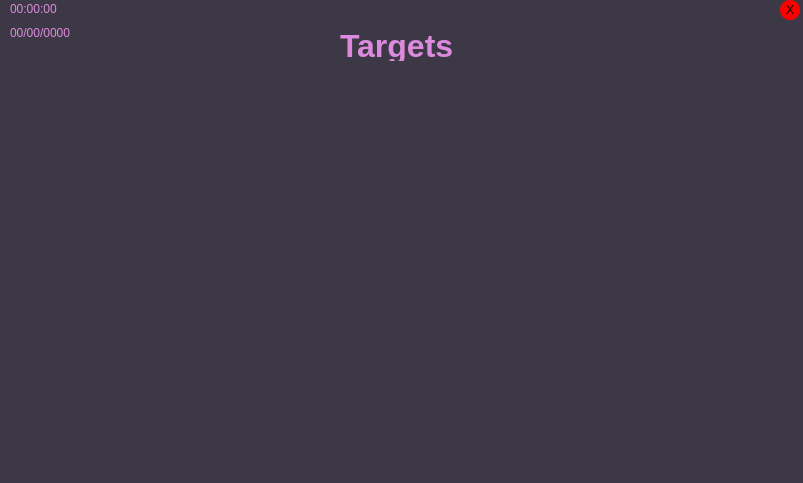
Above: qt_gui/Pointee/pointee.ui from LHypersonicMonkeyJ/piPointingTurret before the change. Below: the same form after it.
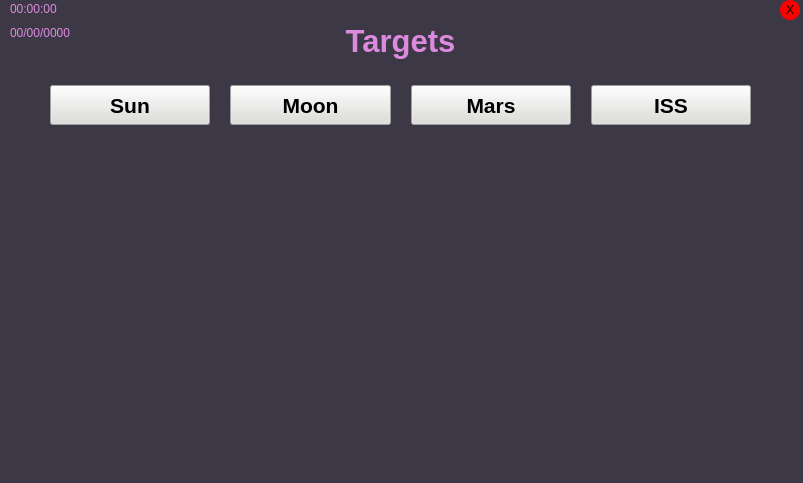
That is the form after the change.

Commit message: ui: test target button 05

Patch:
```diff
--- a/qt_gui/Pointee/pointee.ui
+++ b/qt_gui/Pointee/pointee.ui
@@ -53,14 +53,14 @@
     <property name="geometry">
      <rect>
       <x>340</x>
-      <y>30</y>
+      <y>20</y>
       <width>121</width>
-      <height>31</height>
+      <height>41</height>
      </rect>
     </property>
     <property name="font">
      <font>
-      <pointsize>24</pointsize>
+      <pointsize>23</pointsize>
       <weight>75</weight>
       <bold>true</bold>
      </font>
@@ -71,6 +71,9 @@
     <property name="text">
      <string>Targets</string>
     </property>
+    <property name="alignment">
+     <set>Qt::AlignCenter</set>
+    </property>
    </widget>
    <widget class="QPushButton" name="ExitButton">
     <property name="geometry">
@@ -89,6 +92,140 @@
      <string>X</string>
     </property>
    </widget>
+   <widget class="QWidget" name="layoutWidget">
+    <property name="geometry">
+     <rect>
+      <x>50</x>
+      <y>70</y>
+      <width>701</width>
+      <height>71</height>
+     </rect>
+    </property>
+    <layout class="QHBoxLayout" name="horizontalLayout" stretch="0,0,0,0">
+     <property name="spacing">
+      <number>20</number>
+     </property>
+     <item>
+      <widget class="QPushButton" name="target_Sun">
+       <property name="enabled">
+        <bool>true</bool>
+       </property>
+       <property name="sizePolicy">
+        <sizepolicy hsizetype="Minimum" vsizetype="Fixed">
+         <horstretch>0</horstretch>
+         <verstretch>0</verstretch>
+        </sizepolicy>
+       </property>
+       <property name="minimumSize">
+        <size>
+         <width>0</width>
+         <height>40</height>
+        </size>
+       </property>
+       <property name="baseSize">
+        <size>
+         <width>0</width>
+         <height>0</height>
+        </size>
+       </property>
+       <property name="font">
+        <font>
+         <pointsize>16</pointsize>
+         <weight>75</weight>
+         <bold>true</bold>
+        </font>
+       </property>
+       <property name="styleSheet">
+        <string notr="true">background-color: rgb(222, 221, 218);</string>
+       </property>
+       <property name="text">
+        <string>Sun</string>
+       </property>
+       <property name="iconSize">
+        <size>
+         <width>16</width>
+         <height>16</height>
+        </size>
+       </property>
+      </widget>
+     </item>
+     <item>
+      <widget class="QPushButton" name="target_Moon">
+       <property name="minimumSize">
+        <size>
+         <width>0</width>
+         <height>40</height>
+        </size>
+       </property>
+       <property name="font">
+        <font>
+         <pointsize>16</pointsize>
+         <weight>75</weight>
+         <bold>true</bold>
+        </font>
+       </property>
+       <property name="styleSheet">
+        <string notr="true">background-color: rgb(222, 221, 218);</string>
+       </property>
+       <property name="text">
+        <string>Moon</string>
+       </property>
+       <property name="iconSize">
+        <size>
+         <width>20</width>
+         <height>4</height>
+        </size>
+       </property>
+      </widget>
+     </item>
+     <item>
+      <widget class="QPushButton" name="target_Mars">
+       <property name="minimumSize">
+        <size>
+         <width>0</width>
+         <height>40</height>
+        </size>
+       </property>
+       <property name="font">
+        <font>
+         <pointsize>16</pointsize>
+         <weight>75</weight>
+         <bold>true</bold>
+        </font>
+       </property>
+       <property name="styleSheet">
+        <string notr="true">background-color: rgb(222, 221, 218);</string>
+       </property>
+       <property name="text">
+        <string>Mars</string>
+       </property>
+      </widget>
+     </item>
+     <item>
+      <widget class="QPushButton" name="target_ISS">
+       <property name="minimumSize">
+        <size>
+         <width>0</width>
+         <height>40</height>
+        </size>
+       </property>
+       <property name="font">
+        <font>
+         <pointsize>16</pointsize>
+         <weight>75</weight>
+         <bold>true</bold>
+        </font>
+       </property>
+       <property name="styleSheet">
+        <string notr="true">background-color: rgb(222, 221, 218);</string>
+       </property>
+       <property name="text">
+        <string>ISS</string>
+       </property>
+      </widget>
+     </item>
+    </layout>
+   </widget>
   </widget>
   <widget class="QMenuBar" name="menubar">
    <property name="geometry">
```
